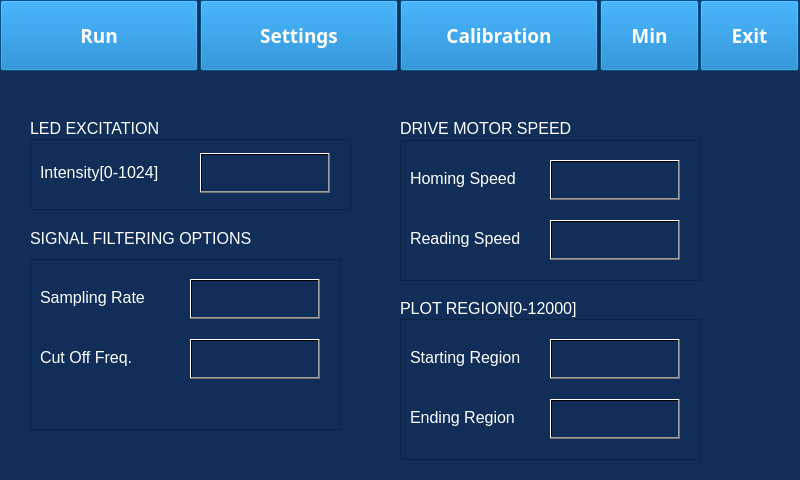
Old version of the form mainwindow.ui in the repository srikrishnan90/stepper_test.
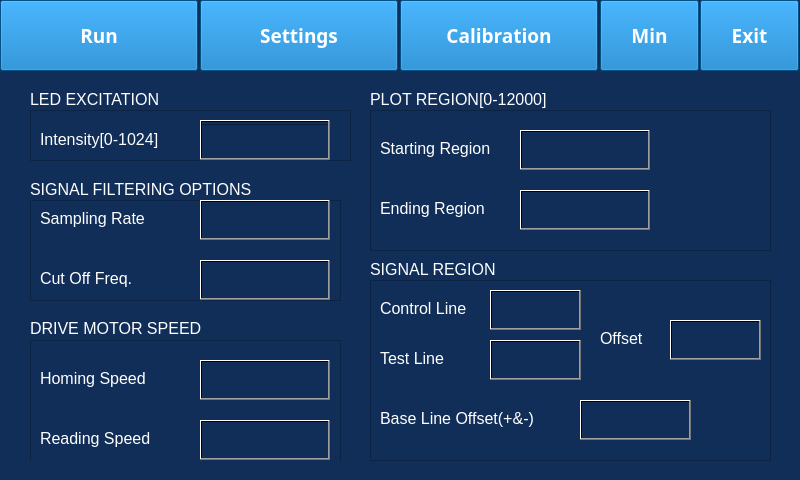
New version of the form. The open tabs and pages were chosen to show the change. Icons and pictures are not drawn. Custom widgets are drawn as their Qt base class.

Commit message: V.003 Upgated graph regions

Patch:
```diff
--- a/mainwindow.ui
+++ b/mainwindow.ui
@@ -422,9 +422,9 @@
       <property name="geometry">
        <rect>
         <x>30</x>
-        <y>59</y>
+        <y>30</y>
         <width>321</width>
-        <height>71</height>
+        <height>51</height>
        </rect>
       </property>
       <property name="styleSheet">
@@ -441,7 +441,7 @@
        <property name="geometry">
         <rect>
          <x>10</x>
-         <y>25</y>
+         <y>21</y>
          <width>151</width>
          <height>17</height>
         </rect>
@@ -473,7 +473,7 @@
        <property name="geometry">
         <rect>
          <x>170</x>
-         <y>14</y>
+         <y>10</y>
          <width>130</width>
          <height>40</height>
         </rect>
@@ -490,7 +490,7 @@
       <property name="geometry">
        <rect>
         <x>30</x>
-        <y>40</y>
+        <y>11</y>
         <width>281</width>
         <height>17</height>
        </rect>
@@ -512,7 +512,7 @@
       <property name="geometry">
        <rect>
         <x>30</x>
-        <y>150</y>
+        <y>101</y>
         <width>241</width>
         <height>17</height>
        </rect>
@@ -534,9 +534,9 @@
       <property name="geometry">
        <rect>
         <x>30</x>
-        <y>179</y>
+        <y>120</y>
         <width>311</width>
-        <height>171</height>
+        <height>101</height>
        </rect>
       </property>
       <property name="styleSheet">
@@ -552,8 +552,8 @@
       <widget class="QLineEdit" name="lineEdit_3">
        <property name="geometry">
         <rect>
-         <x>160</x>
-         <y>20</y>
+         <x>170</x>
+         <y>0</y>
          <width>130</width>
          <height>40</height>
         </rect>
@@ -567,7 +567,7 @@
        <property name="geometry">
         <rect>
          <x>10</x>
-         <y>30</y>
+         <y>10</y>
          <width>131</width>
          <height>17</height>
         </rect>
@@ -584,8 +584,8 @@
       <widget class="QLineEdit" name="lineEdit_4">
        <property name="geometry">
         <rect>
-         <x>160</x>
-         <y>80</y>
+         <x>170</x>
+         <y>60</y>
          <width>130</width>
          <height>40</height>
         </rect>
@@ -599,7 +599,7 @@
        <property name="geometry">
         <rect>
          <x>10</x>
-         <y>90</y>
+         <y>70</y>
          <width>111</width>
          <height>17</height>
         </rect>
@@ -616,8 +616,8 @@
       <widget class="QPushButton" name="pushButton_21">
        <property name="geometry">
         <rect>
-         <x>160</x>
-         <y>20</y>
+         <x>170</x>
+         <y>0</y>
          <width>130</width>
          <height>40</height>
         </rect>
@@ -632,8 +632,8 @@
       <widget class="QPushButton" name="pushButton_22">
        <property name="geometry">
         <rect>
-         <x>160</x>
-         <y>80</y>
+         <x>170</x>
+         <y>60</y>
          <width>130</width>
          <height>40</height>
         </rect>
@@ -649,8 +649,8 @@
      <widget class="QLabel" name="label_11">
       <property name="geometry">
        <rect>
-        <x>400</x>
-        <y>40</y>
+        <x>30</x>
+        <y>240</y>
         <width>221</width>
         <height>17</height>
        </rect>
@@ -671,10 +671,10 @@
      <widget class="QFrame" name="frame_4">
       <property name="geometry">
        <rect>
-        <x>400</x>
-        <y>60</y>
-        <width>301</width>
-        <height>141</height>
+        <x>30</x>
+        <y>260</y>
+        <width>311</width>
+        <height>131</height>
        </rect>
       </property>
       <property name="styleSheet">
@@ -708,7 +708,7 @@
       <widget class="QLineEdit" name="lineEdit_5">
        <property name="geometry">
         <rect>
-         <x>150</x>
+         <x>170</x>
          <y>20</y>
          <width>130</width>
          <height>40</height>
@@ -722,7 +722,7 @@
       <widget class="QLineEdit" name="lineEdit_6">
        <property name="geometry">
         <rect>
-         <x>150</x>
+         <x>170</x>
          <y>80</y>
          <width>130</width>
          <height>40</height>
@@ -754,7 +754,7 @@
       <widget class="QPushButton" name="pushButton_23">
        <property name="geometry">
         <rect>
-         <x>150</x>
+         <x>170</x>
          <y>20</y>
          <width>130</width>
          <height>40</height>
@@ -770,7 +770,7 @@
       <widget class="QPushButton" name="pushButton_24">
        <property name="geometry">
         <rect>
-         <x>150</x>
+         <x>170</x>
          <y>80</y>
          <width>130</width>
          <height>40</height>
@@ -787,9 +787,9 @@
      <widget class="QFrame" name="frame_5">
       <property name="geometry">
        <rect>
-        <x>400</x>
-        <y>239</y>
-        <width>301</width>
+        <x>370</x>
+        <y>30</y>
+        <width>401</width>
         <height>141</height>
        </rect>
       </property>
@@ -903,8 +903,8 @@
      <widget class="QLabel" name="label_16">
       <property name="geometry">
        <rect>
-        <x>400</x>
-        <y>220</y>
+        <x>370</x>
+        <y>11</y>
         <width>221</width>
         <height>17</height>
        </rect>
@@ -922,6 +922,252 @@
        <string>PLOT REGION[0-12000]</string>
       </property>
      </widget>
+     <widget class="QFrame" name="frame_12">
+      <property name="geometry">
+       <rect>
+        <x>370</x>
+        <y>200</y>
+        <width>401</width>
+        <height>181</height>
+       </rect>
+      </property>
+      <property name="styleSheet">
+       <string notr="true">background:rgb(17, 46, 88);
+color:rgb(255, 255, 255);</string>
+      </property>
+      <property name="frameShape">
+       <enum>QFrame::StyledPanel</enum>
+      </property>
+      <property name="frameShadow">
+       <enum>QFrame::Raised</enum>
+      </property>
+      <widget class="QLabel" name="label_35">
+       <property name="geometry">
+        <rect>
+         <x>10</x>
+         <y>20</y>
+         <width>111</width>
+         <height>17</height>
+        </rect>
+       </property>
+       <property name="font">
+        <font>
+         <pointsize>12</pointsize>
+        </font>
+       </property>
+       <property name="text">
+        <string>Control Line</string>
+       </property>
+      </widget>
+      <widget class="QLineEdit" name="lineEdit_30">
+       <property name="geometry">
+        <rect>
+         <x>120</x>
+         <y>10</y>
+         <width>91</width>
+         <height>40</height>
+        </rect>
+       </property>
+       <property name="styleSheet">
+        <string notr="true">background:rgb(17, 46, 88);
+color:rgb(255, 255, 255);</string>
+       </property>
+      </widget>
+      <widget class="QLineEdit" name="lineEdit_31">
+       <property name="geometry">
+        <rect>
+         <x>120</x>
+         <y>60</y>
+         <width>91</width>
+         <height>40</height>
+        </rect>
+       </property>
+       <property name="styleSheet">
+        <string notr="true">background:rgb(17, 46, 88);
+color:rgb(255, 255, 255);</string>
+       </property>
+      </widget>
+      <widget class="QLabel" name="label_36">
+       <property name="geometry">
+        <rect>
+         <x>10</x>
+         <y>70</y>
+         <width>91</width>
+         <height>17</height>
+        </rect>
+       </property>
+       <property name="font">
+        <font>
+         <pointsize>12</pointsize>
+        </font>
+       </property>
+       <property name="text">
+        <string>Test Line</string>
+       </property>
+      </widget>
+      <widget class="QPushButton" name="pushButton_47">
+       <property name="geometry">
+        <rect>
+         <x>120</x>
+         <y>10</y>
+         <width>91</width>
+         <height>40</height>
+        </rect>
+       </property>
+       <property name="styleSheet">
+        <string notr="true">background:qlineargradient(spread:pad, x1:0, y1:0, x2:1, y2:0, stop:0 rgba(0, 0, 0, 0), stop:1 rgba(0,0,0,0))</string>
+       </property>
+       <property name="text">
+        <string/>
+       </property>
+      </widget>
+      <widget class="QPushButton" name="pushButton_48">
+       <property name="geometry">
+        <rect>
+         <x>120</x>
+         <y>60</y>
+         <width>91</width>
+         <height>40</height>
+        </rect>
+       </property>
+       <property name="styleSheet">
+        <string notr="true">background:qlineargradient(spread:pad, x1:0, y1:0, x2:1, y2:0, stop:0 rgba(0, 0, 0, 0), stop:1 rgba(0,0,0,0))</string>
+       </property>
+       <property name="text">
+        <string/>
+       </property>
+      </widget>
+      <widget class="QPushButton" name="pushButton_49">
+       <property name="geometry">
+        <rect>
+         <x>300</x>
+         <y>40</y>
+         <width>91</width>
+         <height>40</height>
+        </rect>
+       </property>
+       <property name="styleSheet">
+        <string notr="true">background:qlineargradient(spread:pad, x1:0, y1:0, x2:1, y2:0, stop:0 rgba(0, 0, 0, 0), stop:1 rgba(0,0,0,0))</string>
+       </property>
+       <property name="text">
+        <string/>
+       </property>
+      </widget>
+      <widget class="QLineEdit" name="lineEdit_33">
+       <property name="geometry">
+        <rect>
+         <x>300</x>
+         <y>40</y>
+         <width>91</width>
+         <height>40</height>
+        </rect>
+       </property>
+       <property name="styleSheet">
+        <string notr="true">background:rgb(17, 46, 88);
+color:rgb(255, 255, 255);</string>
+       </property>
+      </widget>
+      <widget class="QLabel" name="label_38">
+       <property name="geometry">
+        <rect>
+         <x>10</x>
+         <y>130</y>
+         <width>191</width>
+         <height>17</height>
+        </rect>
+       </property>
+       <property name="font">
+        <font>
+         <pointsize>12</pointsize>
+        </font>
+       </property>
+       <property name="text">
+        <string>Base Line Offset(+&amp;-)</string>
+       </property>
+      </widget>
+      <widget class="QPushButton" name="pushButton_51">
+       <property name="geometry">
+        <rect>
+         <x>210</x>
+         <y>120</y>
+         <width>111</width>
+         <height>40</height>
+        </rect>
+       </property>
+       <property name="styleSheet">
+        <string notr="true">background:qlineargradient(spread:pad, x1:0, y1:0, x2:1, y2:0, stop:0 rgba(0, 0, 0, 0), stop:1 rgba(0,0,0,0))</string>
+       </property>
+       <property name="text">
+        <string/>
+       </property>
+      </widget>
+      <widget class="QLineEdit" name="lineEdit_34">
+       <property name="geometry">
+        <rect>
+         <x>210</x>
+         <y>120</y>
+         <width>111</width>
+         <height>40</height>
+        </rect>
+       </property>
+       <property name="styleSheet">
+        <string notr="true">background:rgb(17, 46, 88);
+color:rgb(255, 255, 255);</string>
+       </property>
+      </widget>
+      <widget class="QLabel" name="label_39">
+       <property name="geometry">
+        <rect>
+         <x>230</x>
+         <y>50</y>
+         <width>61</width>
+         <height>17</height>
+        </rect>
+       </property>
+       <property name="font">
+        <font>
+         <pointsize>12</pointsize>
+        </font>
+       </property>
+       <property name="text">
+        <string>Offset</string>
+       </property>
+      </widget>
+      <zorder>lineEdit_34</zorder>
+      <zorder>lineEdit_33</zorder>
+      <zorder>label_35</zorder>
+      <zorder>lineEdit_30</zorder>
+      <zorder>lineEdit_31</zorder>
+      <zorder>label_36</zorder>
+      <zorder>pushButton_47</zorder>
+      <zorder>pushButton_48</zorder>
+      <zorder>pushButton_49</zorder>
+      <zorder>label_38</zorder>
+      <zorder>pushButton_51</zorder>
+      <zorder>label_39</zorder>
+     </widget>
+     <widget class="QLabel" name="label_37">
+      <property name="geometry">
+       <rect>
+        <x>370</x>
+        <y>181</y>
+        <width>221</width>
+        <height>17</height>
+       </rect>
+      </property>
+      <property name="font">
+       <font>
+        <pointsize>12</pointsize>
+       </font>
+      </property>
+      <property name="styleSheet">
+       <string notr="true">background:rgb(17, 46, 88);
+color:rgb(255, 255, 255);</string>
+      </property>
+      <property name="text">
+       <string>SIGNAL REGION</string>
+      </property>
+     </widget>
     </widget>
     <widget class="QWidget" name="page_2">
      <widget class="QFrame" name="frame_6">
```
Left out of the diff: 24 changed lines with no effect on the pictures. The commit also changes 3 other files.
